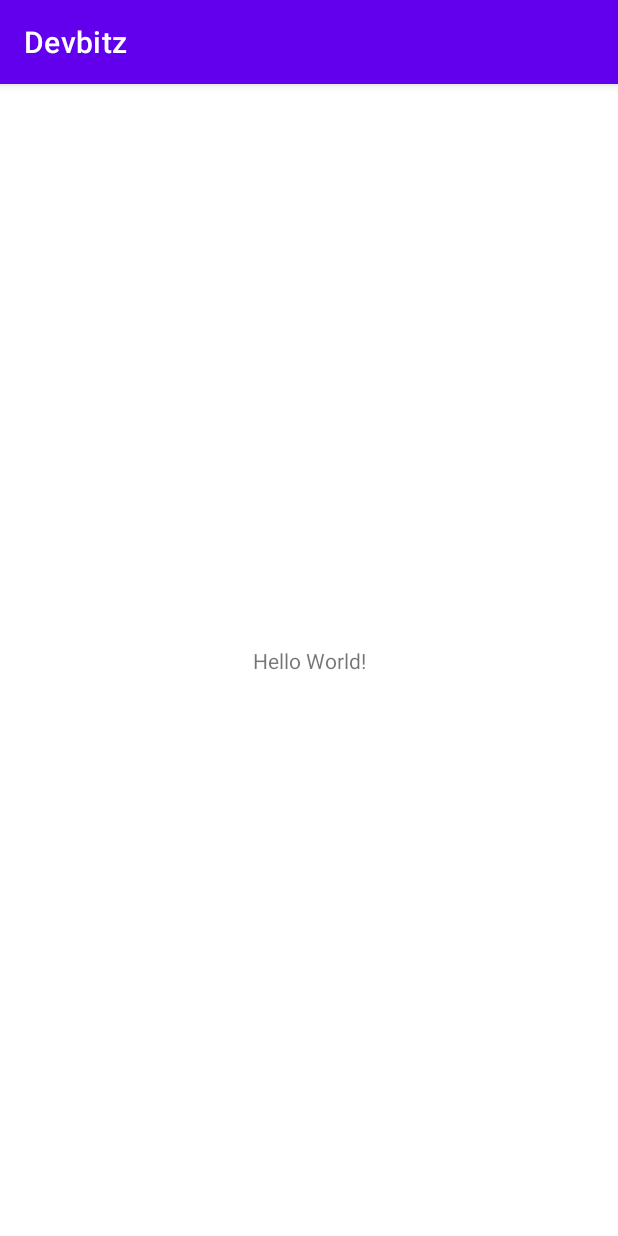
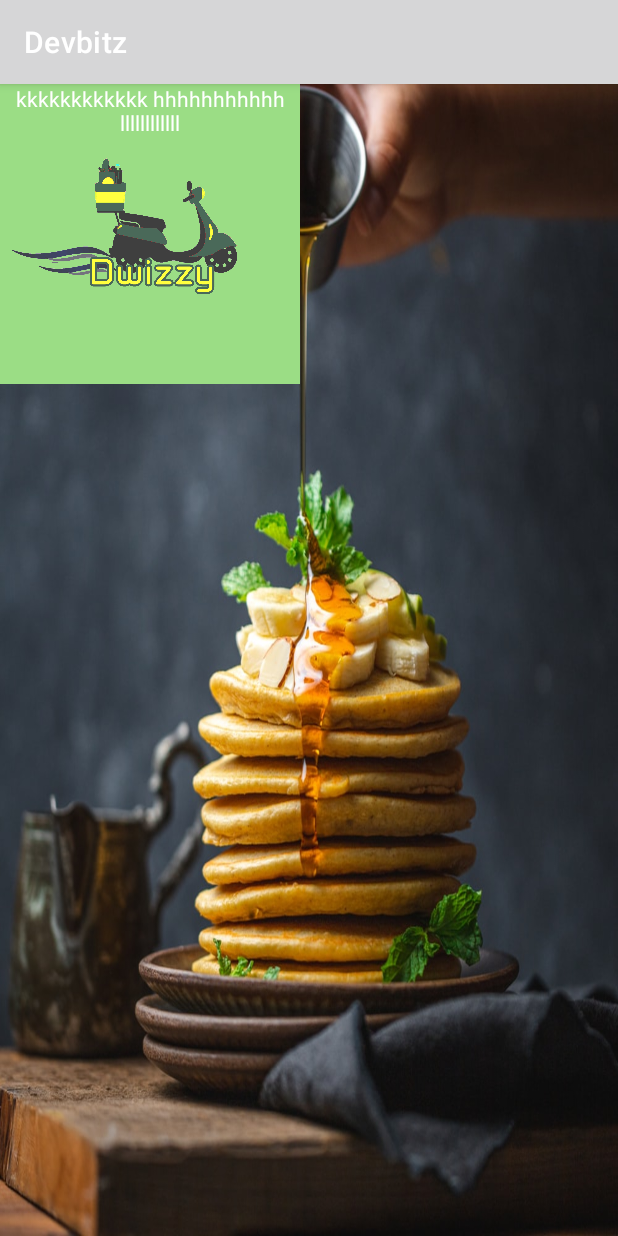
Before and after one commit to DEVBITZ21/Dwizzy, an Android app: the screen it shows after launch (MainActivity), on a phone screen of 412 x 824 dp. Run offline under Robolectric (Android 15) with nearby library versions, the phone set to English and light mode, and no system bars; plain views replace FButton.

Commit message:
initial one

```diff
--- a/app/src/main/res/layout/activity_main.xml
+++ b/app/src/main/res/layout/activity_main.xml
@@ -1,18 +1,38 @@
 <?xml version="1.0" encoding="utf-8"?>
-<androidx.constraintlayout.widget.ConstraintLayout xmlns:android="http://schemas.android.com/apk/res/android"
+<RelativeLayout xmlns:android="http://schemas.android.com/apk/res/android"
     xmlns:app="http://schemas.android.com/apk/res-auto"
     xmlns:tools="http://schemas.android.com/tools"
     android:layout_width="match_parent"
     android:layout_height="match_parent"
+    android:background="@drawable/a1"
     tools:context=".MainActivity">
 
-    <TextView
+    <LinearLayout
+        android:orientation="vertical"
+        android:layout_centerInParent="true"
         android:layout_width="wrap_content"
-        android:layout_height="wrap_content"
-        android:text="Hello World!"
-        app:layout_constraintBottom_toBottomOf="parent"
-        app:layout_constraintLeft_toLeftOf="parent"
-        app:layout_constraintRight_toRightOf="parent"
-        app:layout_constraintTop_toTopOf="parent" />
+        android:layout_height="wrap_content"/>
+        <ImageView
+            android:src="@drawable/App_IconS2"
+            android:layout_width="200dp"
+            android:layout_height="200dp"/>
 
-</androidx.constraintlayout.widget.ConstraintLayout>
+        <TextView
+            android:gravity="center"
+            android:id="@+id/txtSlogan"
+            android:text="@string/slogan"
+            android:textColor="@android:color/white"
+            android:layout_width="200dp"
+            android:layout_height="wrap_content"/>
+
+            <LinearLayout
+                android:orientation="horizontal"
+                android:layout_alignParentBottom="true"
+                android:weightSum="2"
+                android:layout_width="match_parent"
+                android:layout_height="wrap_content"/>
+
+<!--                <info.hoangBf.widget.FButton-->
+<!--                    android:layout_width="0dp"-->
+<!--                    android:layout_height="wrap_content"-->
+</RelativeLayout>
--- a/app/src/main/res/values/colors.xml
+++ b/app/src/main/res/values/colors.xml
@@ -1,10 +1,16 @@
 <?xml version="1.0" encoding="utf-8"?>
 <resources>
-    <color name="purple_200">#FFBB86FC</color>
-    <color name="purple_500">#FF6200EE</color>
-    <color name="purple_700">#FF3700B3</color>
-    <color name="teal_200">#FF03DAC5</color>
-    <color name="teal_700">#FF018786</color>
-    <color name="black">#FF000000</color>
-    <color name="white">#FFFFFFFF</color>
+<!--    <color name="purple_200">#FFBB86FC</color>-->
+<!--    <color name="purple_500">#FF6200EE</color>-->
+<!--    <color name="purple_700">#FF3700B3</color>-->
+<!--    <color name="teal_200">#FF03DAC5</color>-->
+<!--    <color name="teal_700">#FF018786</color>-->
+<!--    <color name="black">#FF000000</color>-->
+<!--    <color name="white">#FFFFFFFF</color>-->
+
+    <color name="colorPrimary">#004d40</color>
+    <color name="colorPrimaryDark">#00251a</color>
+    <color name="colorAccent">#39796b</color>
+
+
 </resources>
--- a/app/src/main/res/values/strings.xml
+++ b/app/src/main/res/values/strings.xml
@@ -1,3 +1,4 @@
 <resources>
     <string name="app_name">Devbitz</string>
+    <string name="slogan" >kkkkkkkkkkkk hhhhhhhhhhh llllllllllll</string>
 </resources>
--- a/build.gradle
+++ b/build.gradle
@@ -6,7 +6,7 @@ buildscript {
     }
     dependencies {
         classpath "com.android.tools.build:gradle:4.2.2"
-
+        classpath 'com.google.gms:google-services:4.3.10'
         // NOTE: Do not place your application dependencies here; they belong
         // in the individual module build.gradle files
     }
```
Also changed, not shown: app/build.gradle (+12 -3 lines), app/src/main/res/values/styles.xml (added, +11 -0 lines), app/src/main/res/drawable-v24/APP_ICON.jpg (added), app/src/main/res/drawable-v24/App_IconS2.jpg (added), app/src/main/res/drawable-v24/a1.jpg (added), 1 other file.
